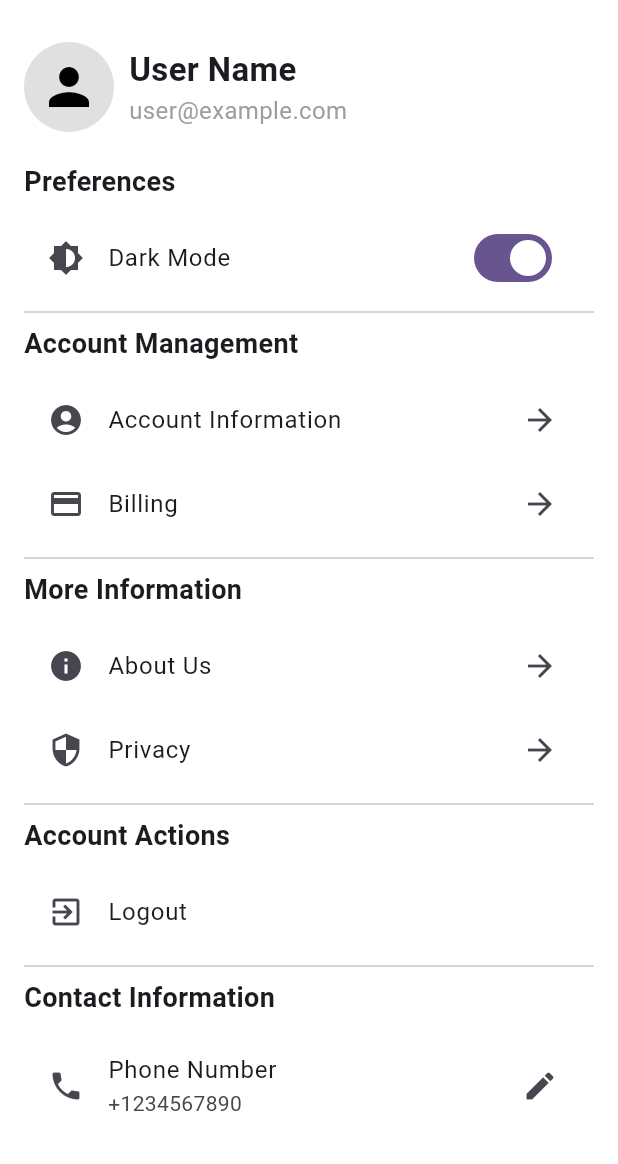
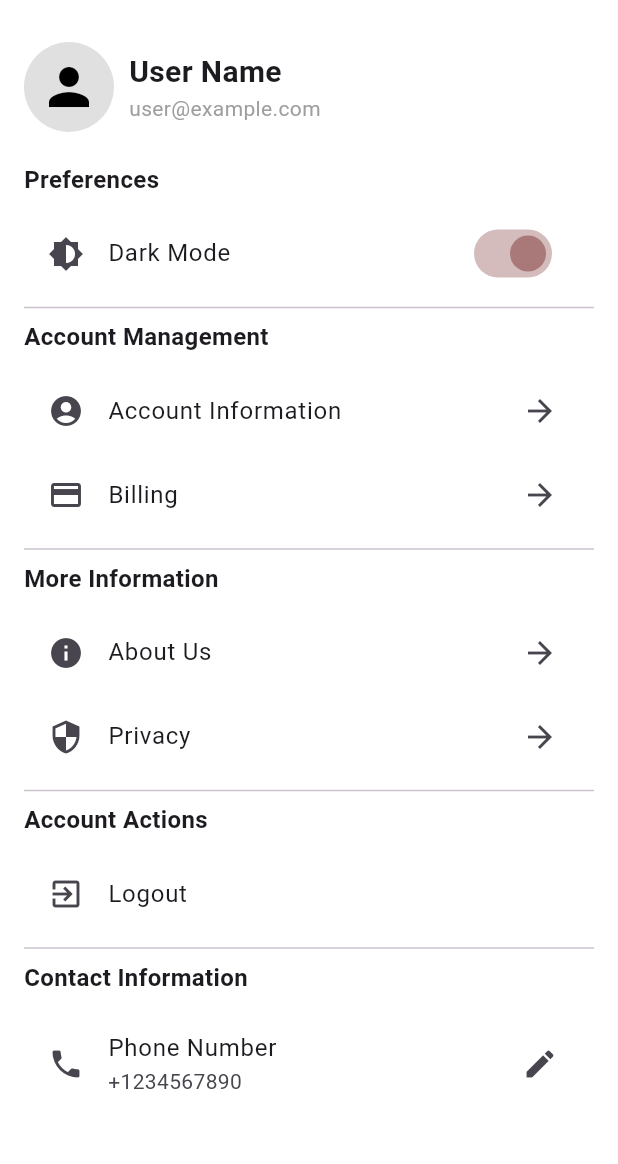
Before and after one commit to IsumiKalpage/mad_veloura, a Flutter app: the ProfileScreen screen opened directly, on a phone screen of 412 x 824 dp, the part 72-1236 px from its top. Run offline on Flutter 3.47's test engine with Material 3 defaults, Android fonts, the phone set to English and light mode, and no system bars.

Commit message:
did some changes in profile.dart

```diff
--- a/lib/screens/profile.dart
+++ b/lib/screens/profile.dart
@@ -75,11 +75,11 @@ class ProfileScreen extends StatelessWidget {
           children: const [
             Text(
               'User Name',
-              style: TextStyle(fontSize: 22, fontWeight: FontWeight.bold),
+              style: TextStyle(fontSize: 20, fontWeight: FontWeight.bold),
             ),
             Text(
               'user@example.com',
-              style: TextStyle(fontSize: 16, color: Colors.grey),
+              style: TextStyle(fontSize: 14, color: Colors.grey),
             ),
           ],
         ),
@@ -94,7 +94,7 @@ class ProfileScreen extends StatelessWidget {
       children: [
         const Text(
           'Preferences',
-          style: TextStyle(fontSize: 18, fontWeight: FontWeight.bold),
+          style: TextStyle(fontSize: 16, fontWeight: FontWeight.bold),
         ),
         const SizedBox(height: 10),
         ListTile(
@@ -102,9 +102,8 @@ class ProfileScreen extends StatelessWidget {
           title: const Text('Dark Mode'),
           trailing: Switch(
             value: true,
-            onChanged: (bool value) {
-
-            },
+            onChanged: (bool value) {},
+            activeColor: Color.fromARGB(255, 169, 121, 121),
           ),
         ),
       ],
@@ -118,24 +117,20 @@ class ProfileScreen extends StatelessWidget {
       children: [
         const Text(
           'Account Management',
-          style: TextStyle(fontSize: 18, fontWeight: FontWeight.bold),
+          style: TextStyle(fontSize: 16, fontWeight: FontWeight.bold),
         ),
         const SizedBox(height: 10),
         ListTile(
           leading: const Icon(Icons.account_circle),
           title: const Text('Account Information'),
           trailing: const Icon(Icons.arrow_forward),
-          onTap: () {
-
-          },
+          onTap: () {},
         ),
         ListTile(
           leading: const Icon(Icons.credit_card),
           title: const Text('Billing'),
           trailing: const Icon(Icons.arrow_forward),
-          onTap: () {
-
-          },
+          onTap: () {},
         ),
       ],
     );
@@ -148,24 +143,20 @@ class ProfileScreen extends StatelessWidget {
       children: [
         const Text(
           'More Information',
-          style: TextStyle(fontSize: 18, fontWeight: FontWeight.bold),
+          style: TextStyle(fontSize: 16, fontWeight: FontWeight.bold),
         ),
         const SizedBox(height: 10),
         ListTile(
           leading: const Icon(Icons.info),
           title: const Text('About Us'),
           trailing: const Icon(Icons.arrow_forward),
-          onTap: () {
-
-          },
+          onTap: () {},
         ),
         ListTile(
           leading: const Icon(Icons.security),
           title: const Text('Privacy'),
           trailing: const Icon(Icons.arrow_forward),
-          onTap: () {
-
-          },
+          onTap: () {},
         ),
       ],
     );
@@ -178,15 +169,13 @@ class ProfileScreen extends StatelessWidget {
       children: [
         const Text(
           'Account Actions',
-          style: TextStyle(fontSize: 18, fontWeight: FontWeight.bold),
+          style: TextStyle(fontSize: 16, fontWeight: FontWeight.bold),
         ),
         const SizedBox(height: 10),
         ListTile(
           leading: const Icon(Icons.exit_to_app),
           title: const Text('Logout'),
-          onTap: () {
-
-          },
+          onTap: () {},
         ),
       ],
     );
@@ -199,7 +188,7 @@ class ProfileScreen extends StatelessWidget {
       children: [
         const Text(
           'Contact Information',
-          style: TextStyle(fontSize: 18, fontWeight: FontWeight.bold),
+          style: TextStyle(fontSize: 16, fontWeight: FontWeight.bold),
         ),
         const SizedBox(height: 10),
         ListTile(
@@ -207,18 +196,14 @@ class ProfileScreen extends StatelessWidget {
           title: const Text('Phone Number'),
           subtitle: const Text('+1234567890'),
           trailing: const Icon(Icons.edit),
-          onTap: () {
-
-          },
+          onTap: () {},
         ),
         ListTile(
           leading: const Icon(Icons.email),
           title: const Text('Email Address'),
           subtitle: const Text('user@example.com'),
           trailing: const Icon(Icons.edit),
-          onTap: () {
-
-          },
+          onTap: () {},
         ),
       ],
     );
@@ -231,24 +216,20 @@ class ProfileScreen extends StatelessWidget {
       children: [
         const Text(
           'Security Settings',
-          style: TextStyle(fontSize: 18, fontWeight: FontWeight.bold),
+          style: TextStyle(fontSize: 16, fontWeight: FontWeight.bold),
         ),
         const SizedBox(height: 10),
         ListTile(
           leading: const Icon(Icons.lock),
           title: const Text('Change Password'),
           trailing: const Icon(Icons.arrow_forward),
-          onTap: () {
-
-          },
+          onTap: () {},
         ),
         ListTile(
           leading: const Icon(Icons.fingerprint),
           title: const Text('Enable Fingerprint'),
           trailing: const Icon(Icons.check_box_outline_blank),
-          onTap: () {
-
-          },
+          onTap: () {},
         ),
       ],
     );
@@ -261,7 +242,7 @@ class ProfileScreen extends StatelessWidget {
       children: [
         const Text(
           'Notification Preferences',
-          style: TextStyle(fontSize: 18, fontWeight: FontWeight.bold),
+          style: TextStyle(fontSize: 16, fontWeight: FontWeight.bold),
         ),
         const SizedBox(height: 10),
         ListTile(
@@ -269,9 +250,8 @@ class ProfileScreen extends StatelessWidget {
           title: const Text('Email Notifications'),
           trailing: Switch(
             value: true,
-            onChanged: (bool value) {
-
-            },
+            onChanged: (bool value) {},
+            activeColor: Color.fromARGB(255, 169, 121, 121),
           ),
         ),
         ListTile(
@@ -279,9 +259,8 @@ class ProfileScreen extends StatelessWidget {
           title: const Text('SMS Notifications'),
           trailing: Switch(
             value: false,
-            onChanged: (bool value) {
-
-            },
+            onChanged: (bool value) {},
+            activeColor: Color.fromARGB(255, 169, 121, 121),
           ),
         ),
       ],
@@ -295,24 +274,20 @@ class ProfileScreen extends StatelessWidget {
       children: [
         const Text(
           'Linked Accounts',
-          style: TextStyle(fontSize: 18, fontWeight: FontWeight.bold),
+          style: TextStyle(fontSize: 16, fontWeight: FontWeight.bold),
         ),
         const SizedBox(height: 10),
         ListTile(
           leading: const Icon(Icons.account_circle),
           title: const Text('Google Account'),
           trailing: const Icon(Icons.check_circle),
-          onTap: () {
-
-          },
+          onTap: () {},
         ),
         ListTile(
           leading: const Icon(Icons.account_balance_wallet),
           title: const Text('Facebook Account'),
           trailing: const Icon(Icons.check_circle),
-          onTap: () {
-
-          },
+          onTap: () {},
         ),
       ],
     );
```
